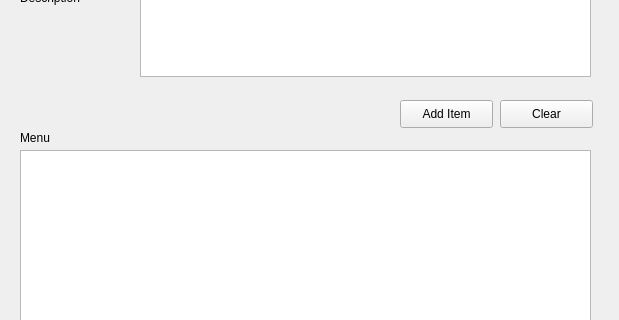
This is ui_files/Menu_management.ui in TahaZahid05/Restaurant-Managment-System as Qt 5 draws it before an edit; both pictures show x 0 to 619 and y 200 to 520 of the 619 by 697 pixel window. The edited form follows.
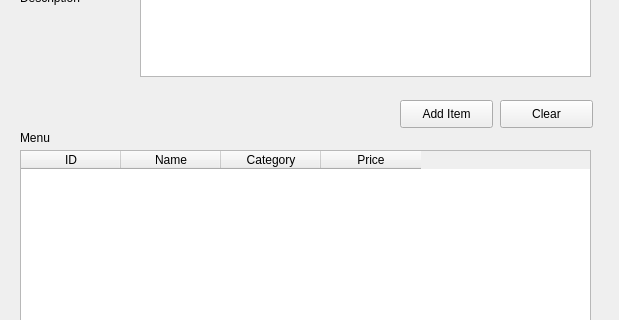
This is the edited form.

```diff
--- a/ui_files/Menu_management.ui
+++ b/ui_files/Menu_management.ui
@@ -141,6 +141,26 @@
       <height>251</height>
      </rect>
     </property>
+    <column>
+     <property name="text">
+      <string>ID</string>
+     </property>
+    </column>
+    <column>
+     <property name="text">
+      <string>Name</string>
+     </property>
+    </column>
+    <column>
+     <property name="text">
+      <string>Category</string>
+     </property>
+    </column>
+    <column>
+     <property name="text">
+      <string>Price</string>
+     </property>
+    </column>
    </widget>
    <widget class="QLabel" name="label_5">
     <property name="geometry">
```
Left out of the diff: 8 changed lines with no effect on the pictures.
